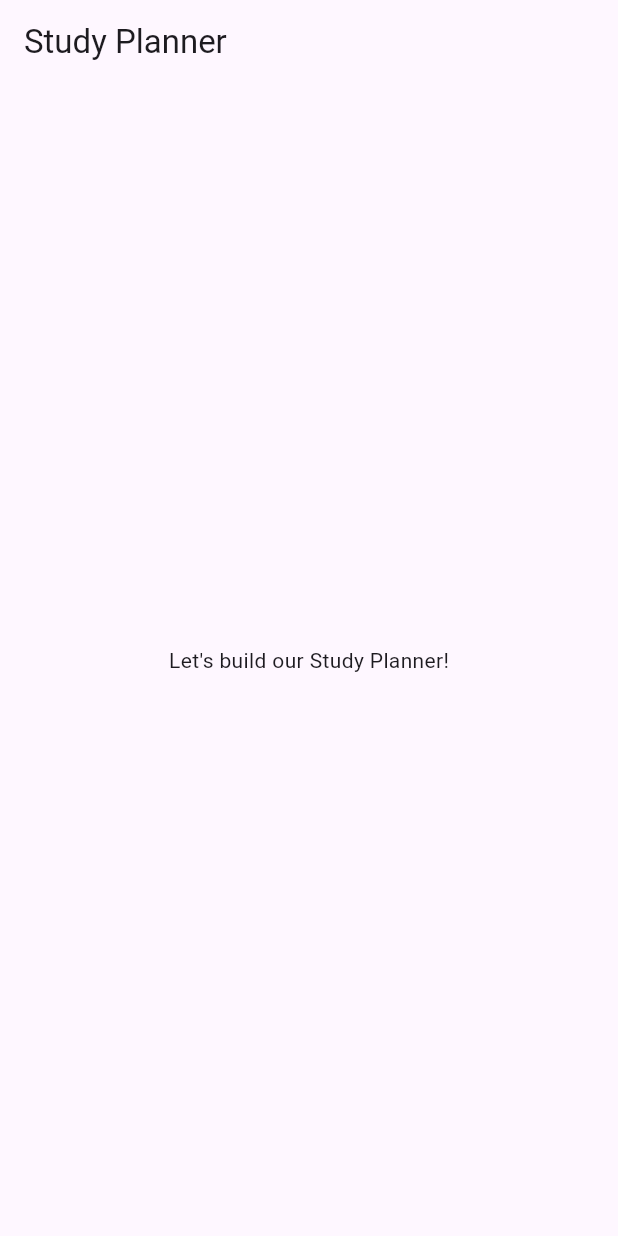
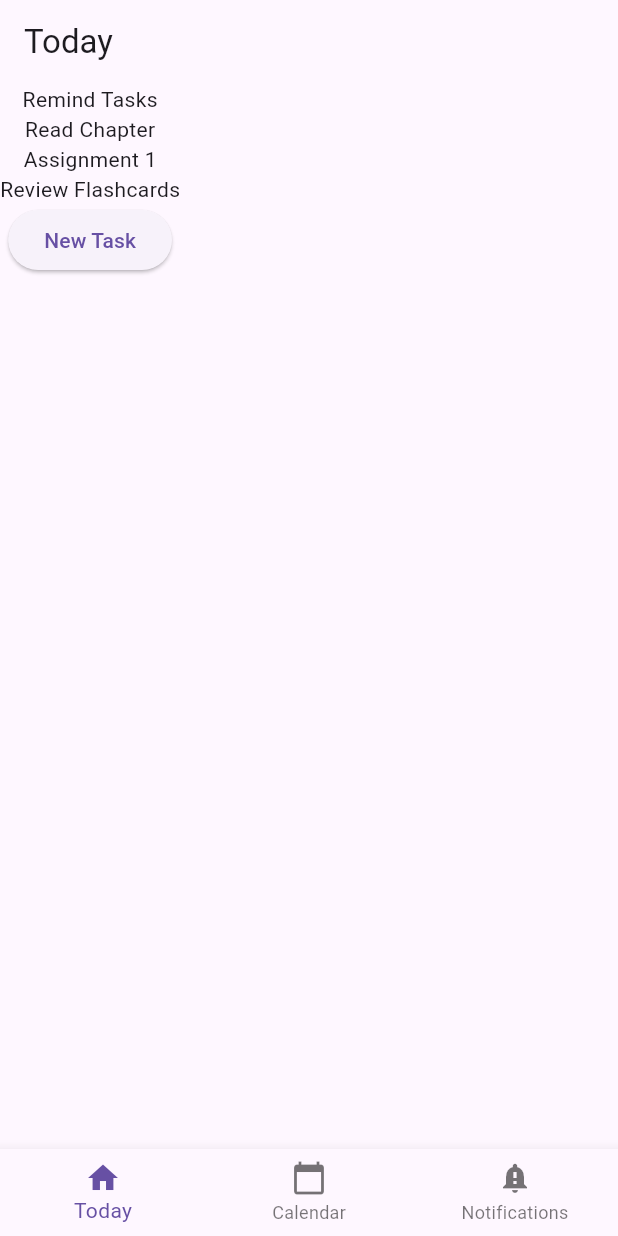
Before and after one commit to Dushimepaulette1/study_planner_app, a Flutter app: the screen it shows after launch, on a phone screen of 412 x 824 dp. Run offline on Flutter 3.47's test engine with Material 3 defaults, Android fonts, the phone set to English and light mode, and no system bars.

Commit message:
added a bottom navigation bar and also dummy data to test if the navigation works

```diff
--- a/lib/main.dart
+++ b/lib/main.dart
@@ -1,35 +1,55 @@
 import 'package:flutter/material.dart';
+import 'package:individual_assignment_1/screens/calendar_screen.dart';
+import 'package:individual_assignment_1/screens/settings_screen.dart';
+import 'package:individual_assignment_1/screens/today_screen.dart';
 
 void main() {
   runApp(const StudyPlanner());
 }
 
-class StudyPlanner extends StatelessWidget {
+class StudyPlanner extends StatefulWidget {
   const StudyPlanner({super.key});
+
+  @override
+  State<StudyPlanner> createState() => _StudyPlannerState();
+}
+
+class _StudyPlannerState extends State<StudyPlanner> {
+  int _selectedItem = 0;
+  static const List<Widget> _widgetOptions = <Widget>[
+    TodayScreen(),
+    CalendarScreen(),
+    SettingsScreen(),
+  ];
+  void _onItemTapped(int index) {
+    setState(() {
+      _selectedItem = index;
+    });
+  }
 
   @override
   Widget build(BuildContext context) {
     return MaterialApp(
       title: 'Study Planner',
-      theme: ThemeData(primarySwatch: Colors.blue, useMaterial3: true),
-      home: const MainScreen(),
+      home: Scaffold(
+        body: Center(child: _widgetOptions.elementAt(_selectedItem)),
+
+        bottomNavigationBar: BottomNavigationBar(
+          items: const <BottomNavigationBarItem>[
+            BottomNavigationBarItem(icon: Icon(Icons.home), label: "Today"),
+            BottomNavigationBarItem(
+              icon: Icon(Icons.calendar_today),
+              label: "Calendar",
+            ),
+            BottomNavigationBarItem(
+              icon: Icon(Icons.notification_important),
+              label: "Notifications",
+            ),
+          ],
+          currentIndex: _selectedItem,
+          onTap: _onItemTapped,
+        ),
+      ),
     );
   }
 }
-
-class MainScreen extends StatefulWidget {
-  const MainScreen({super.key});
-
-  @override
-  State<MainScreen> createState() => _MainScreenState();
-}
-
-class _MainScreenState extends State<MainScreen> {
-  @override
-  Widget build(BuildContext context) {
-    return Scaffold(
-      appBar: AppBar(title: const Text('Study Planner')),
-      body: const Center(child: Text('Let\'s build our Study Planner!')),
-    );
-  }
-}
--- a/lib/screens/calendar_screen.dart
+++ b/lib/screens/calendar_screen.dart
@@ -0,0 +1,10 @@
+import 'package:flutter/material.dart';
+
+class CalendarScreen extends StatelessWidget {
+  const CalendarScreen({super.key});
+
+  @override
+  Widget build(BuildContext context) {
+    return Scaffold(appBar: AppBar(title: Text("My Study Planner")));
+  }
+}
--- a/lib/screens/settings_screen.dart
+++ b/lib/screens/settings_screen.dart
@@ -0,0 +1,10 @@
+import 'package:flutter/material.dart';
+
+class SettingsScreen extends StatelessWidget {
+  const SettingsScreen({super.key});
+
+  @override
+  Widget build(BuildContext context) {
+    return Scaffold(appBar: AppBar(title: Text("Settings Pages")));
+  }
+}
--- a/lib/screens/today_screen.dart
+++ b/lib/screens/today_screen.dart
@@ -0,0 +1,21 @@
+import 'package:flutter/material.dart';
+
+class TodayScreen extends StatelessWidget {
+  const TodayScreen({super.key});
+
+  @override
+  Widget build(BuildContext context) {
+    return Scaffold(
+      appBar: AppBar(title: Text("Today")),
+      body: Column(
+        children: [
+          Text("Remind Tasks"),
+          Text("Read Chapter"),
+          Text("Assignment 1"),
+          Text("Review Flashcards"),
+          ElevatedButton(onPressed: () => {}, child: Text("New Task")),
+        ],
+      ),
+    );
+  }
+}
```
